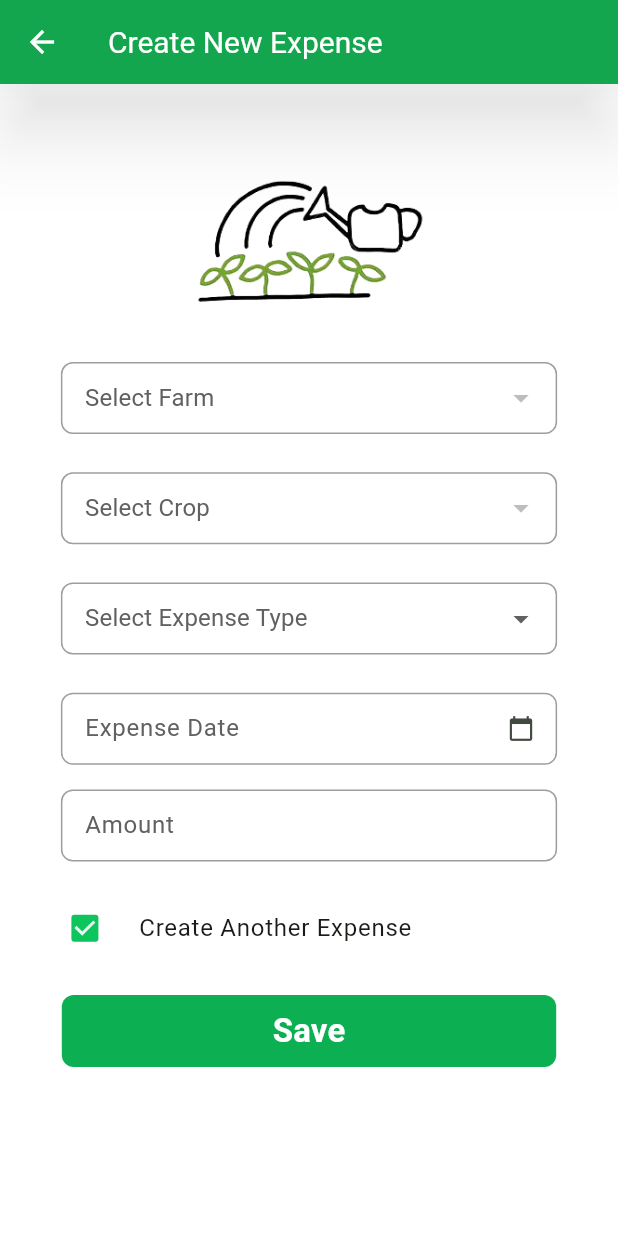
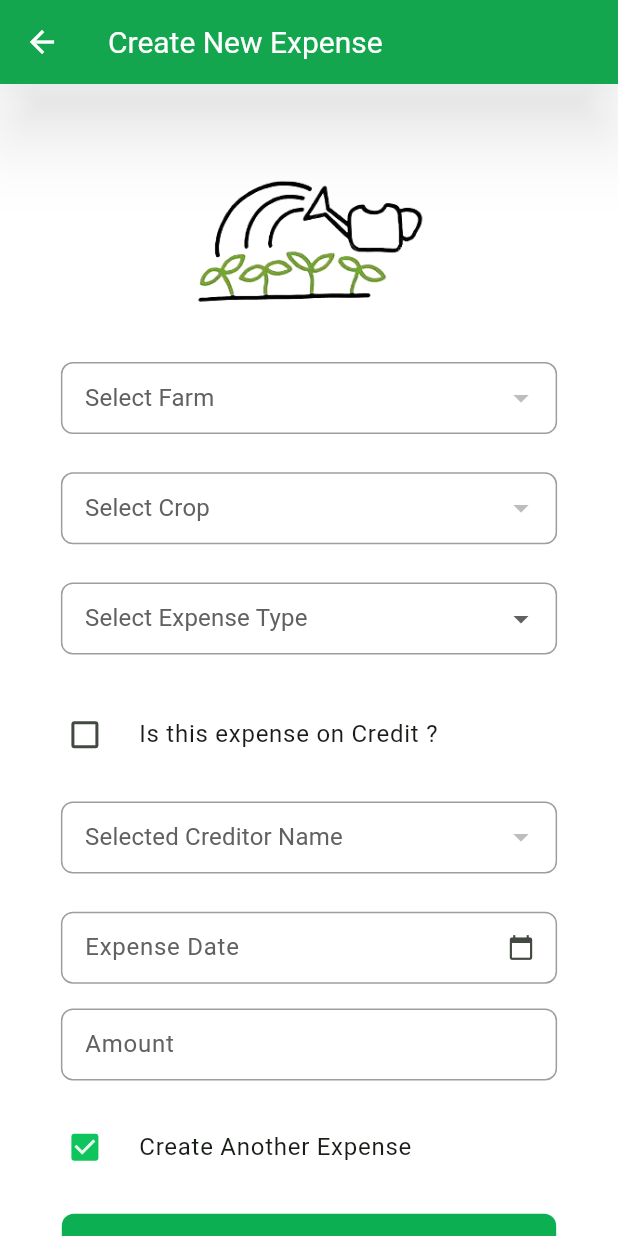
Before and after one commit to ShriHerwade/sheti_next, a Flutter app: the CreateExpenses screen opened directly, after a tap on "Create Another Expense", on a phone screen of 412 x 824 dp. Run offline on Flutter 3.47's test engine with Material 3 defaults, Android fonts, the light colour scheme and no system bars; our stand-ins replace easy_localization, fl_chart, google_nav_bar, introduction_screen, shared_preferences, sqflite and 2 more; missing offline and left inert: multiselect; accounts and stored records are empty.

Commit message:
SN-52 Income & POE model & DB changes done Updated new fields on expense

```diff
--- a/assets/translations/en.json
+++ b/assets/translations/en.json
@@ -32,6 +32,10 @@
   "labelExpenseType": "Expense Type",
   "expenseDate": "Expense Date",
   "expenseAmount": "Amount",
+  "labelCreditor" : "Creditor Name",
+  "hintCreditor" : "Selected Creditor Name",
+
+  "checkBoxIsCreditor" : "Is this expense on Credit ?",
 
   "navBarDiary": "Diary",
   "navBarLanguages": "Language",
--- a/assets/translations/mr.json
+++ b/assets/translations/mr.json
@@ -33,6 +33,12 @@
   "expenseDate": "खर्चाची तारीख",
   "expenseAmount": "रक्कम",
 
+  "labelCreditor" : "उधार देणाऱ्याचे नाव",
+  "hintCreditor" : "उधार देणाऱ्याचे नाव निवडा ",
+
+  "checkBoxIsCreditor" : "हा खर्च उधारीवर केलेला आहे का ?",
+
+
   "navBarDiary": "डायरी",
   "navBarLanguages": "भाषा",
   "navBarLangMarathi": "मराठी",
--- a/lib/zebra/dao/DbHelper.dart
+++ b/lib/zebra/dao/DbHelper.dart
@@ -8,7 +8,9 @@ import 'package:sheti_next/zebra/dao/models/CropsMetaModel.dart';
 import 'package:sheti_next/zebra/dao/models/EventModel.dart';
 import 'package:sheti_next/zebra/dao/models/ExpenseModel.dart';
 import 'package:sheti_next/zebra/dao/models/FarmModel.dart';
+import 'package:sheti_next/zebra/dao/models/IncomeModel.dart';
 import 'package:sheti_next/zebra/dao/models/LatestExpenseModel.dart';
+import 'package:sheti_next/zebra/dao/models/PoeModel.dart';
 import 'package:sheti_next/zebra/dao/models/SettingModel.dart';
 import 'package:sheti_next/zebra/dao/models/UserModel.dart';
 import 'package:sqflite/sqflite.dart';
@@ -22,9 +24,11 @@ class DbHelper {
   static const String Table_Farms = 'farms';
   static const String Table_Crops = 'crops';
   static const String Table_CropsMeta = 'cropsMeta';
+  static const String Table_Poes = 'poes';
 
   static const String Table_Events = 'events';
   static const String Table_Expenses = 'expenses';
+  static const String Table_Incomes = 'incomes';
   static const String Table_AppSettings = 'settings';
 
   static const String View_LatestExpenses = 'latestExpenses';
@@ -47,6 +51,8 @@ class DbHelper {
   static const String C_cropId = 'cropId';
   static const String C_eventId = 'eventId';
   static const String C_expenseId = 'expenseId';
+  static const String C_incomeId = 'incomeId';
+  static const String C_poeId = 'poeId';
 
   static const String C_firstName = 'firstName';
   static const String C_lastName = 'lastName';
@@ -95,6 +101,24 @@ class DbHelper {
   static const String C_key = 'key';
   static const String C_value = 'value';
   static const String C_profile = 'profile';
+
+  static const String C_poeName = 'poeName';
+  static const String C_isCreditor = 'isCreditor';
+  static const String C_isShopFirm = 'isShopFirm';
+  static const String C_isBuyer = 'isBuyer';
+  static const String C_isServiceProvider = 'isServiceProvider';
+  static const String C_isFarmWorker = 'isFarmWorker';
+  static const String C_address = 'address';
+
+  static const String C_quantity = 'quantity';
+  static const String C_ratePerUnit = 'ratePerUnit';
+  static const String C_rateUnit = 'rateUnit';
+  static const String C_receiptNumber = 'receiptNumber';
+  static const String C_receiptFilePath = 'receiptFilePath';
+  static const String C_incomeType = 'incomeType';
+  static const String C_incomeDate = 'incomeDate';
+
+
 
   Future<Database> get db async {
     if (_db != null) {
@@ -250,18 +274,48 @@ class DbHelper {
             $C_invoiceFilePath TEXT,
             $C_fileExtension TEXT,
             $C_isCredit INTEGER NOT NULL DEFAULT 0,
-            $C_creditBy TEXT,
+            $C_poeId INTEGER,
             $C_splitBetween INTEGER NOT NULL DEFAULT 0,
             $C_details TEXT,
             $C_isActive INTEGER,
             $C_createdDate TEXT,
             FOREIGN KEY ($C_farmId) REFERENCES $Table_Farms ($C_farmId),
             FOREIGN KEY ($C_cropId) REFERENCES $Table_Crops ($C_cropId),
-            FOREIGN KEY ($C_userId) REFERENCES $Table_Users ($C_userId)
+            FOREIGN KEY ($C_userId) REFERENCES $Table_Users ($C_userId),
+            FOREIGN KEY ($C_poeId) REFERENCES $Table_Poes ($C_poeId) ON DELETE NO ACTION
+
           )
           ''',
           );
 
+          // Create Income table
+          db.execute(
+            '''
+          CREATE TABLE $Table_Incomes (
+            $C_expenseId INTEGER PRIMARY KEY AUTOINCREMENT NOT NULL,
+            $C_farmId INTEGER NOT NULL,
+            $C_cropId INTEGER,
+            $C_userId INTEGER NOT NULL,
+            $C_incomeType TEXT,
+            $C_quantity REAL,
+            $C_unit TEXT,
+            $C_ratePerUnit REAL,
+            $C_rateUnit TEXT,
+            $C_amount INTEGER NOT NULL DEFAULT 0,
+            $C_incomeDate TEXT,
+            $C_receiptNumber TEXT,
+            $C_receiptFilePath TEXT,
+            $C_fileExtension TEXT,
+            $C_details TEXT,
+            $C_isActive INTEGER,
+            $C_createdDate TEXT,
+            FOREIGN KEY ($C_farmId) REFERENCES $Table_Farms ($C_farmId),
+            FOREIGN KEY ($C_cropId) REFERENCES $Table_Crops ($C_cropId),
+            FOREIGN KEY ($C_userId) REFERENCES $Table_Users ($C_userId)
+
+          )
+          ''',
+          );
           // Create AppSetting table
           db.execute(
             '''
@@ -272,6 +326,28 @@ class DbHelper {
             $C_profile TEXT,
             $C_isActive INTEGER NOT NULL DEFAULT 1 ,
             $C_createdDate TEXT
+          )
+          ''',
+          );
+
+          // Create poes table
+          db.execute(
+            '''
+          CREATE TABLE $Table_Poes (
+            $C_poeId INTEGER PRIMARY KEY AUTOINCREMENT,
+            $C_accountId INTEGER,
+            $C_poeName TEXT,
+            $C_mobileNo TEXT,
+            $C_email TEXT ,
+            $C_address TEXT ,
+            $C_isCreditor INTEGER NOT NULL DEFAULT 1 ,
+            $C_isBuyer INTEGER NOT NULL DEFAULT 0 ,
+            $C_isShopFirm INTEGER NOT NULL DEFAULT 0 ,
+            $C_isServiceProvider INTEGER NOT NULL DEFAULT 0 ,
+            $C_isFarmWorker INTEGER NOT NULL DEFAULT 0 ,
+            $C_isActive INTEGER NOT NULL DEFAULT 1 ,
+            $C_createdDate TEXT,
+            FOREIGN KEY ($C_accountId) REFERENCES $Table_Account ($C_accountId)
           )
           ''',
           );
@@ -514,6 +590,35 @@ class DbHelper {
     print("Expenses record inserted");
   }
 
+  Future<void> saveIncomeData(IncomeModel income) async {
+    final dbClient = await db;
+    try{
+      await dbClient.insert(
+        Table_Incomes,
+        income.toMap(),
+        conflictAlgorithm: ConflictAlgorithm.replace,
+      );}catch(e){
+      print("Error while saving income data : $e");
+      rethrow;
+    }
+    print("Income record inserted");
+  }
+
+
+  Future<void> savePoeData(PoeModel poe) async {
+    final dbClient = await db;
+    try{
+      await dbClient.insert(
+        Table_Poes,
+        poe.toMap(),
+        conflictAlgorithm: ConflictAlgorithm.replace,
+      );}catch(e){
+      print("Error while saving poe data : $e");
+      rethrow;
+    }
+    print("Poe record inserted");
+  }
+
   Future<void> insertInitialMetaData(Database db) async {
     try {
       //1. Read JSON data from account file
--- a/lib/zebra/dao/models/ExpenseModel.dart
+++ b/lib/zebra/dao/models/ExpenseModel.dart
@@ -6,7 +6,7 @@ class ExpenseModel {
   int userId;
   bool? isFarmLevel;
   bool? isCredit;
-  String? creditBy;
+  int? creditBy;
   String? invoiceNumber;
   String? invoiceFilePath;
   String? fileExtension;
--- a/lib/zebra/dao/models/IncomeModel.dart
+++ b/lib/zebra/dao/models/IncomeModel.dart
@@ -1,5 +1,5 @@
 //ExpenseModel.dart
-class ExpenseModel {
+class IncomeModel {
   int? incomeId;
   int farmId;
   int cropId;
@@ -20,7 +20,7 @@ class ExpenseModel {
   bool isActive;
   final DateTime? createdDate;
 
-  ExpenseModel(
+  IncomeModel(
       {this.incomeId,
       required this.farmId,
       required this.cropId,
@@ -63,8 +63,8 @@ class ExpenseModel {
     };
   }
 
-  factory ExpenseModel.fromMap(Map<String, dynamic> map) {
-    return ExpenseModel(
+  factory IncomeModel.fromMap(Map<String, dynamic> map) {
+    return IncomeModel(
       incomeId: map['incomeId'],
       farmId: map['farmId'],
       cropId: map['cropId'],
--- /dev/null
+++ b/lib/zebra/dao/models/PoeModel.dart
@@ -0,0 +1,68 @@
+import 'dart:core';
+
+class PoeModel {
+  final int? poeId;
+  final int accountId;
+  final String poeName;
+  final String? email;
+  final String? mobileNo;
+  final String? address;
+  final bool isCreditor;
+  final bool isShopFirm;
+  final bool isBuyer;
+  final bool isServiceProvider;
+  final bool isFarmWorker;
+  final bool isActive;
+  DateTime? createdDate;
+
+  PoeModel(
+      {this.poeId,
+      required this.accountId,
+      required this.poeName,
+      this.email,
+      this.mobileNo,
+      this.address,
+      required this.isCreditor, // who gives the credit for purchase
+      required this.isShopFirm, // whether it is a shop or firm
+      required this.isBuyer, // who purchase the goods
+      required this.isServiceProvider, // who provide the services in the farm
+      required this.isFarmWorker, // who works in our farm or wage
+      required this.isActive,
+      required this.createdDate});
+
+  Map<String, dynamic> toMap() {
+    return {
+      'poeId': this.poeId,
+      'accountId': this.accountId,
+      'poeName': this.poeName,
+      'email': this.email,
+      'mobileNo': this.mobileNo,
+      'address': this.address,
+      'isCreditor': this.isCreditor ? 1 : 0,
+      'isShopFirm': this.isShopFirm ? 1 : 0,
+      'isBuyer': this.isBuyer ? 1 : 0,
+      'isServiceProvider': this.isServiceProvider ? 1 : 0,
+      'isFarmWorker': this.isFarmWorker ? 1 : 0,
+      'isActive': this.isActive ? 1 : 0, // Convert boolean to integer
+      'createdDate': this.createdDate?.toIso8601String(),
+    };
+  }
+
+  factory PoeModel.fromMap(Map<String, dynamic> map) {
+    return PoeModel(
+      poeId: map['poeId'] as int,
+      accountId: map['accountId'] as int,
+      poeName: map['poeName'] as String,
+      email: map['email'] as String,
+      mobileNo: map['mobileNo'] as String,
+      address: map['address'] as String,
+      isCreditor: map['isCreditor'] as bool,
+      isShopFirm: map['isShopFirm'] as bool,
+      isBuyer: map['isBuyer'] as bool,
+      isServiceProvider: map['isServiceProvider'] as bool,
+      isFarmWorker: map['isFarmWorker'] as bool,
+      isActive: map['isActive'] as bool,
+      createdDate: map['createdDate'] as DateTime,
+    );
+  }
+}
--- a/lib/zebra/screen/farming/CreateExpenseScreen.dart
+++ b/lib/zebra/screen/farming/CreateExpenseScreen.dart
@@ -11,6 +11,7 @@ import 'package:sheti_next/zebra/constant/ColorConstants.dart';
 import 'package:sheti_next/zebra/dao/DbHelper.dart';
 import 'package:sheti_next/zebra/dao/models/CropModel.dart';
 import 'package:sheti_next/zebra/dao/models/FarmModel.dart';
+import 'package:sheti_next/zebra/dao/models/PoeModel.dart';
 import 'package:sheti_next/zebra/screen/farming/MyExpensesScreen.dart';
 import '../../common/widgets/NxDDFormField.dart';
 import '../../common/widgets/NxTextFormField.dart';
@@ -33,6 +34,7 @@ class _CreateExpensesState extends State<CreateExpenses> {
 
   int? selectedFarm;
   int? selectedCrop;
+  int? selectedPoe;
   int? userId=1;
   DateTime? selectedDate;
   DateTime? startDate;
@@ -42,9 +44,12 @@ class _CreateExpensesState extends State<CreateExpenses> {
   List<FarmModel> farms = [];
   List<CropModel> crops = [];
   List<String> farmExpenses = [];
+  List<PoeModel> poes = [];
+
   String? selectedExpense;
  // List<String> selectedExpense = [];
-  bool isCreateAnother = false;
+  bool isCreateAnotherExpense = false;
+  bool isCreditExpense = false;
 
   @override
   void initState() {
@@ -59,20 +64,7 @@ class _CreateExpensesState extends State<CreateExpenses> {
     setState(() {});
   }
 
- /* Future<void> _selectDate(BuildContext context) async {
-    final DateTime? picked = await showDatePicker(
-      context: context,
-      initialDate: DateTime.now(),
-      firstDate: DateTime(2022),
-      lastDate: DateTime(2101),
-    );
 
-    if (picked != null) {
-      setState(() {
-        selectedDate = picked;
-      });
-    }
-  }*/
 // save data
   String formatDate(DateTime? date) {
     if (date != null) {
@@ -115,7 +107,8 @@ class _CreateExpensesState extends State<CreateExpenses> {
         }else{*/
         selectedFarm = null;
         selectedCrop = null;
-        isCreateAnother=false;
+        isCreateAnotherExpense = false;
+        isCreditExpense = false;
         selectedExpense = null;
 
         //selectedExpense = [];
@@ -298,6 +291,38 @@ class _CreateExpensesState extends State<CreateExpenses> {
                         });
                       },
                     ),
+                    SizedBox(height: ResponsiveUtil.screenHeight(context) * 0.02),
+                    CheckboxListTile(
+                      checkColor: ColorConstants.checkBoxColor.withOpacity(0.9),
+                      activeColor: ColorConstants.checkBoxActiveColor,
+                      title:Text(LocaleKeys.checkBoxIsCreditor.tr()),
+                      value: this.isCreditExpense,
+                      controlAffinity: ListTileControlAffinity.leading,
+                      onChanged: (bool? value) {
+                        setState(() {
+                          this.isCreditExpense = value!;
+                        });
+                      },
+                    ),
+                    SizedBox(height: ResponsiveUtil.screenHeight(context) * 0.02),
+                    NxDDFormField_id(
+                      selectedItemId: selectedPoe,
+                      label: LocaleKeys.labelCreditor.tr(),
+                      hint: LocaleKeys.hintCreditor.tr(),
+                      items: Map.fromIterable(
+                        poes,
+                        key: (poe) => poe.poeId,
+                        value: (poe) => poe.poeName ?? 'Unknown Poe',
+                      ),
+                      onChanged: (int? poeId) {
+                        setState(() {
+                          selectedPoe = poeId;
+                          if (poeId != null) {
+                            print('Selected Farm ID: $poeId');
+                          }
+                        });
+                      },
+                    ),
                     /*SizedBox(height: ResponsiveUtil.screenHeight(context) * 0.02),
                     Container(
                       padding: EdgeInsets.symmetric(
@@ -348,11 +373,11 @@ class _CreateExpensesState extends State<CreateExpenses> {
                       checkColor: ColorConstants.checkBoxColor.withOpacity(0.9),
                       activeColor: ColorConstants.checkBoxActiveColor,
                       title:Text("Create Another Expense"),
-                      value: this.isCreateAnother,
+                      value: this.isCreateAnotherExpense,
                       controlAffinity: ListTileControlAffinity.leading,
                       onChanged: (bool? value) {
                         setState(() {
-                          this.isCreateAnother = value!;
+                          this.isCreateAnotherExpense = value!;
                         });
                       },
                     ),
```
Also changed, not shown: lib/translations/codegen_loader.g.dart, lib/translations/locale_keys.g.dart.
